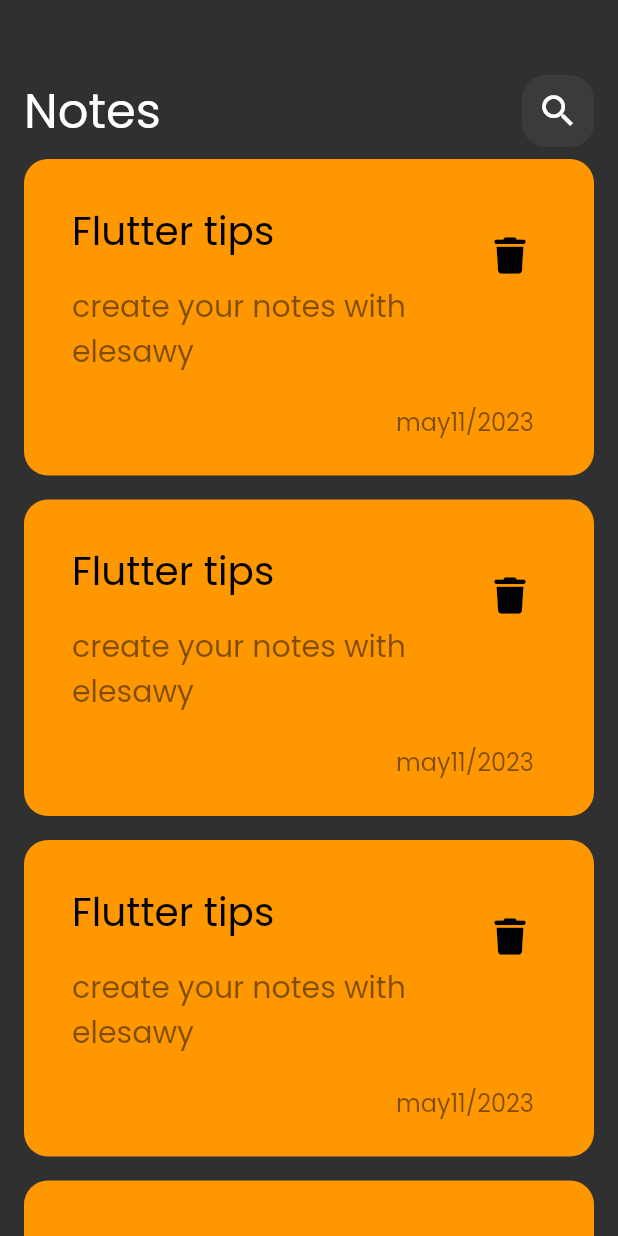
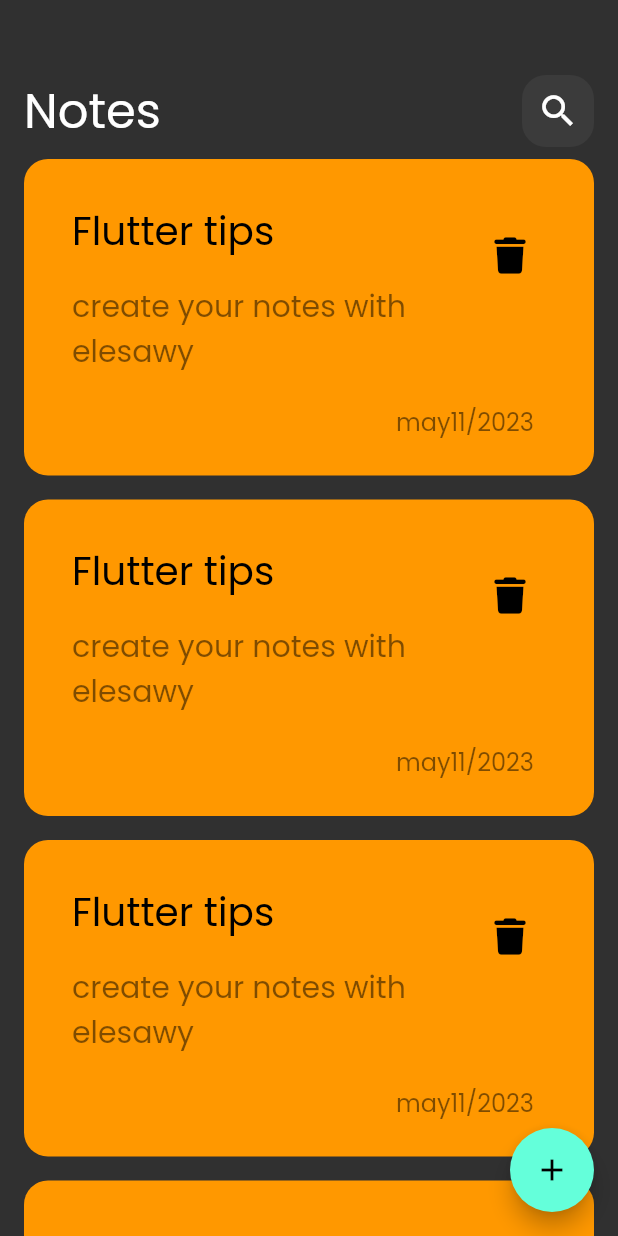
Before and after one commit to Elesawy11/notes_app, a Flutter app: the screen it shows after launch, on a phone screen of 412 x 824 dp. Run offline on Flutter 3.47's test engine with Material 2 defaults, Android fonts, the phone set to English and light mode, and no system bars; our stand-ins replace font_awesome_flutter.

Commit message:
Create Floating Action Button

```diff
--- a/lib/views/notes_view.dart
+++ b/lib/views/notes_view.dart
@@ -9,9 +9,11 @@ class NotesView extends StatelessWidget {
 
   @override
   Widget build(BuildContext context) {
-    return const Scaffold(
-      body: NotesViewBody()
-
-      );
+    return Scaffold(
+        floatingActionButton: FloatingActionButton(
+          onPressed: () {},
+          child: const Icon(Icons.add),
+        ),
+        body: NotesViewBody());
   }
 }
```
